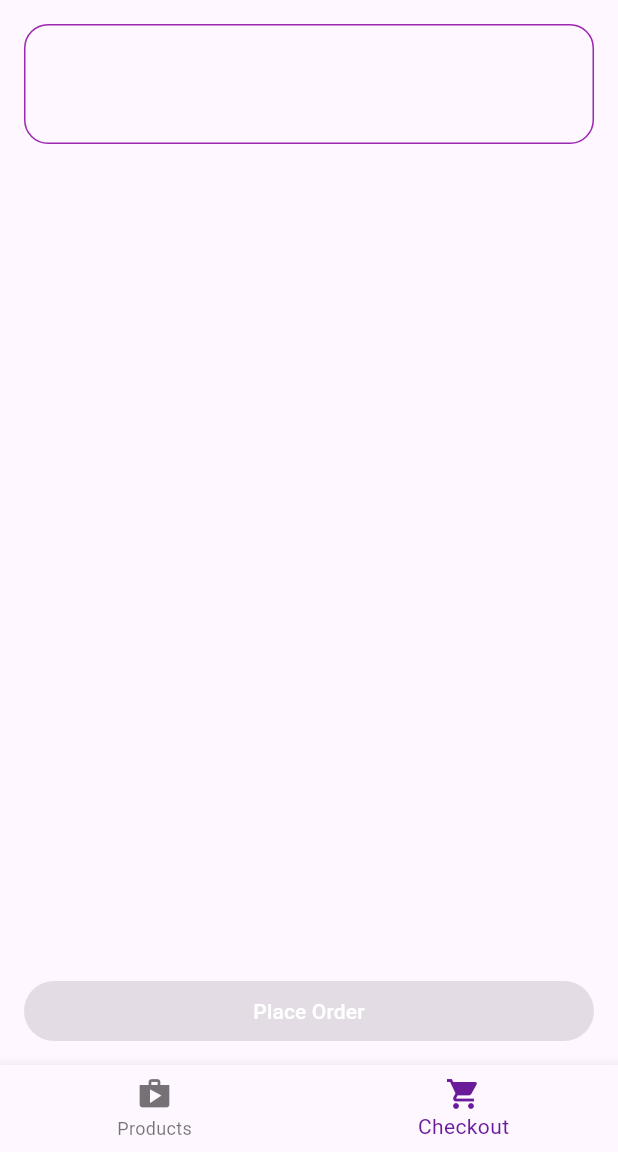
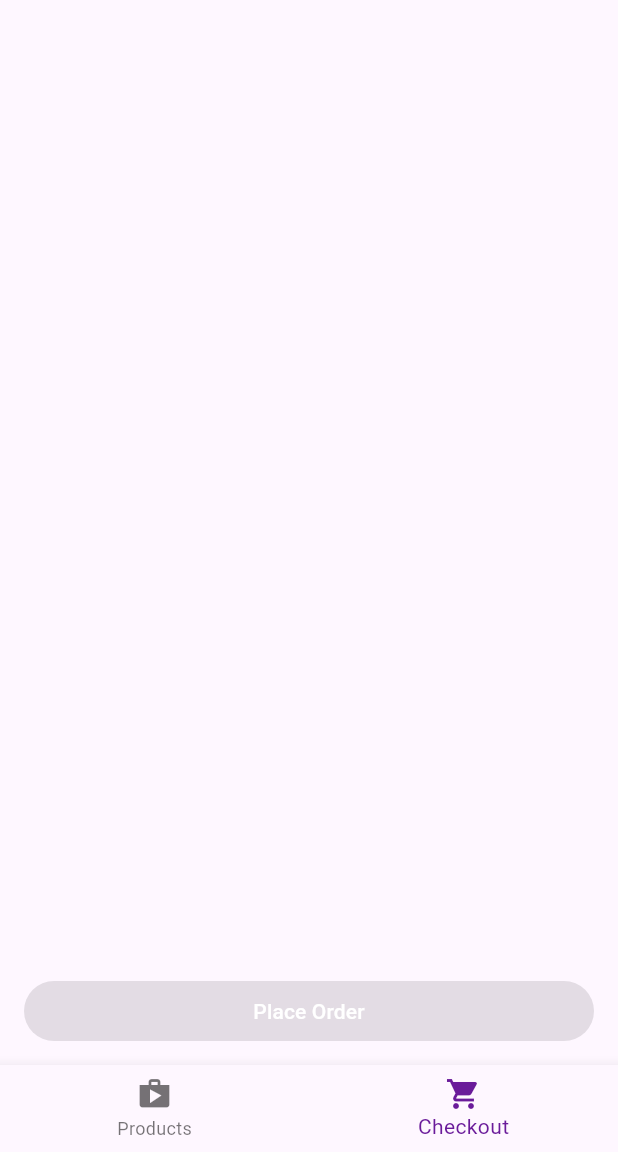
Before and after one commit to ManifestJosh/hng-task, a Flutter app: the screen it shows after launch, item 2 of the bottom bar chosen, on a phone screen of 412 x 824 dp, the part 84-1236 px from its top. Run offline on Flutter 3.47's test engine with Material 3 defaults, Android fonts, the phone set to English and light mode, and no system bars.

Commit message:
new commit

```diff
--- a/shoppingapp/lib/homepage.dart
+++ b/shoppingapp/lib/homepage.dart
@@ -44,7 +44,7 @@ class _HomepageState extends State<Homepage> {
   Widget build(BuildContext context) {
     return Scaffold(
       appBar: AppBar(
-        title: Row(
+        title: const Row(
           mainAxisAlignment: MainAxisAlignment.center,
           children: [
             Icon(
@@ -77,8 +77,8 @@ class _HomepageState extends State<Homepage> {
                                 height: 80,
                                 decoration: BoxDecoration(
                                     border: Border.all(color: Colors.purple),
-                                    borderRadius:
-                                        BorderRadius.all(Radius.circular(16))),
+                                    borderRadius: const BorderRadius.all(
+                                        Radius.circular(16))),
                                 child: ListTile(
                                     title: Text(products[index].name),
                                     subtitle:
@@ -86,10 +86,11 @@ class _HomepageState extends State<Homepage> {
                                     trailing: IconButton(
                                       onPressed: () =>
                                           addtoCheckout(products[index]),
-                                      icon: Icon(Icons.add),
+                                      icon: const Icon(Icons.add,
+                                          color: Colors.purple),
                                     )),
                               ),
-                              SizedBox(
+                              const SizedBox(
                                 height: 20,
                               )
                             ],
@@ -100,35 +101,26 @@ class _HomepageState extends State<Homepage> {
                     child: Column(
                       children: [
                         Expanded(
-                          child: Column(
-                            children: [
-                              Container(
-                                width: double.maxFinite,
-                                height: 80,
-                                decoration: BoxDecoration(
-                                    border: Border.all(color: Colors.purple),
-                                    borderRadius:
-                                        BorderRadius.all(Radius.circular(16))),
                           child: ListView.builder(
                             itemCount: checkoutItems.length,
                             itemBuilder: (context, index) {
                               return ListTile(
                                   title: Text(checkoutItems[index].name),
-                                        subtitle: Text(
-                                            '\$${checkoutItems[index].price}'),
+                                  subtitle:
+                                      Text('\$${checkoutItems[index].price}'),
                                   trailing: IconButton(
                                     onPressed: () => removeFromCheckout(
                                         checkoutItems[index]),
-                                          icon: Icon(Icons.remove),
+                                    icon: const Icon(
+                                      Icons.remove,
+                                      color: Colors.purple,
+                                    ),
                                   ));
                             },
                           ),
                         ),
-                              SizedBox(
+                        const SizedBox(
                           height: 20,
-                              )
-                            ],
-                          ),
                         ),
                         SizedBox(
                           width: double.maxFinite,
@@ -143,11 +135,11 @@ class _HomepageState extends State<Homepage> {
                                     Navigator.of(context).push(
                                       MaterialPageRoute(
                                         builder: (context) =>
-                                            Ordersuccessscreen(),
+                                            const Ordersuccessscreen(),
                                       ),
                                     );
                                   },
-                            child: Text(
+                            child: const Text(
                               'Place Order',
                               style: TextStyle(color: Colors.white),
                             ),
```
Also changed, not shown: shoppingapp/lib/OrderSuccessScreen.dart (+5 -5 lines). Lines whose indentation alone changed are shown as unchanged.
